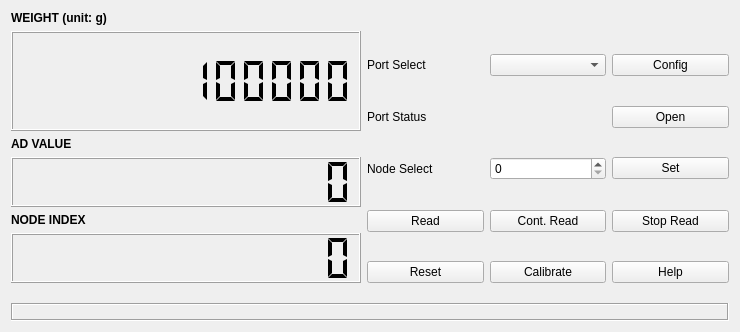
This is src/weight_ctrl_dlg.ui in hoolheart/weighting_ctrl as Qt 5 draws it before an edit. The edited form follows.
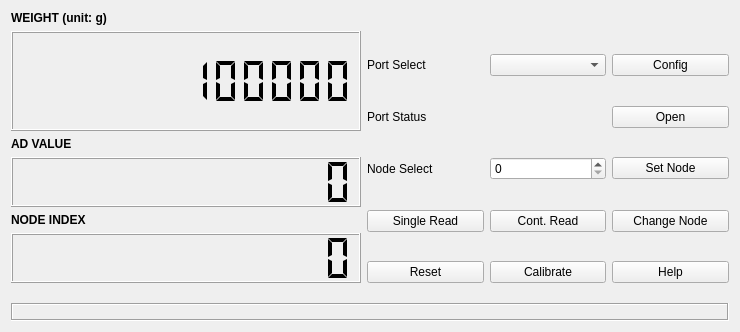
This is the edited form. Icons and pictures are not drawn. Custom widgets are drawn as their Qt base class.

Commit message: add function: control reading node

What changed in the file:
```diff
--- a/src/weight_ctrl_dlg.ui
+++ b/src/weight_ctrl_dlg.ui
@@ -259,7 +259,7 @@
          <item row="7" column="0">
           <widget class="QPushButton" name="btnRead">
            <property name="text">
-            <string>Read</string>
+            <string>Single Read</string>
            </property>
            <property name="autoDefault">
             <bool>false</bool>
@@ -276,7 +276,7 @@
          <item row="5" column="2">
           <widget class="QPushButton" name="btnNodeSet">
            <property name="text">
-            <string>Set</string>
+            <string>Set Node</string>
            </property>
            <property name="autoDefault">
             <bool>false</bool>
@@ -349,7 +349,7 @@
          <item row="7" column="2">
           <widget class="QPushButton" name="btnStopRead">
            <property name="text">
-            <string>Stop Read</string>
+            <string>Change Node</string>
            </property>
            <property name="autoDefault">
             <bool>false</bool>
```
Left out of the diff: 5 changed lines with no effect on the pictures. The commit also changes 4 other files.
